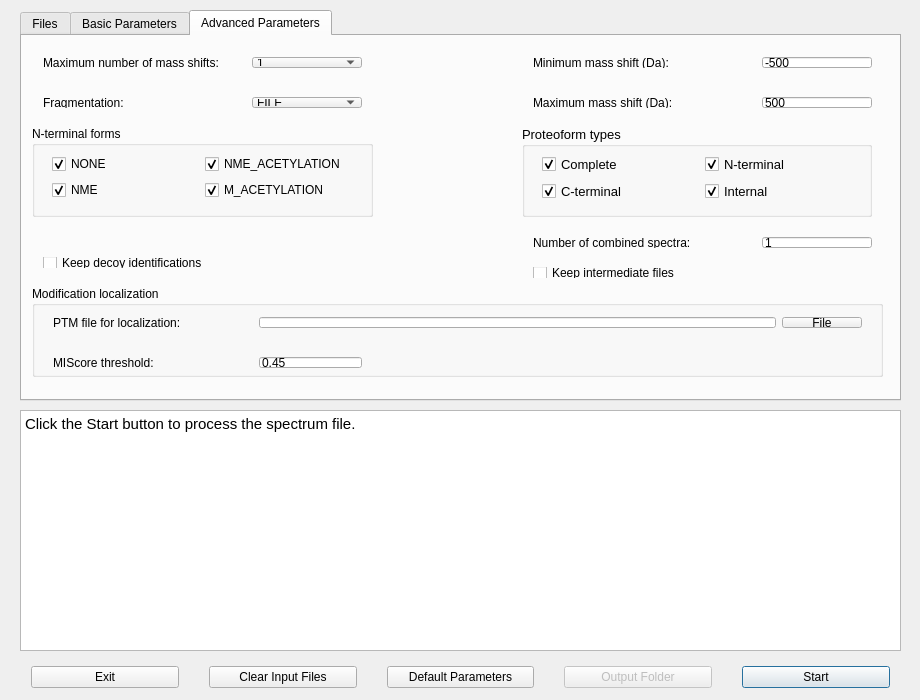
First picture: the form in src/gui/toppic/toppicwindow.ui, repository toppic-suite/toppic-suite, before the edit.
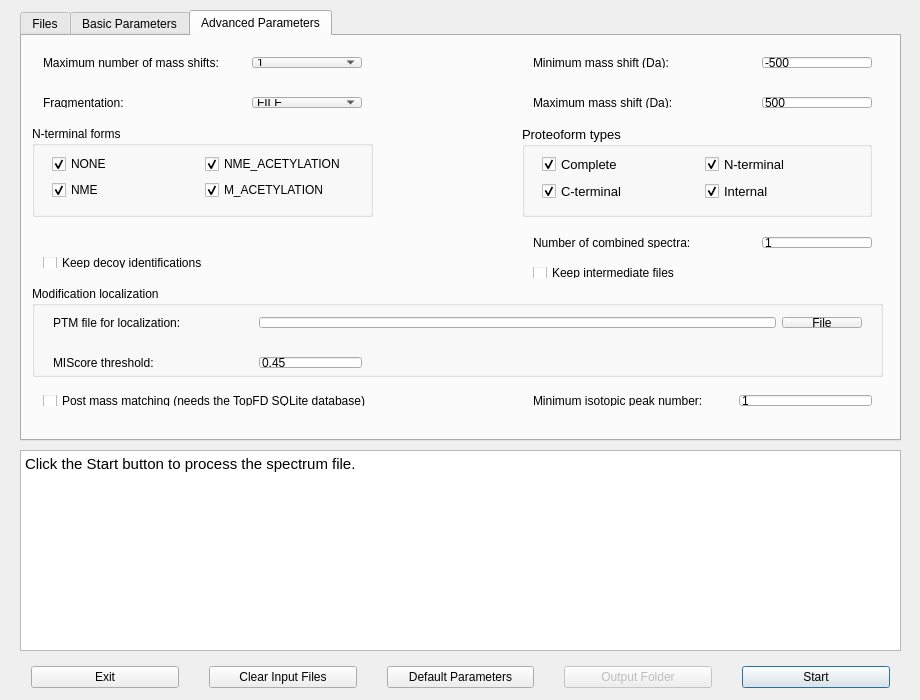
Second picture: the form after the edit. Icons and pictures are not drawn.

Commit message: Add post mass matching to toppic_gui

Patch:
```diff
--- a/src/gui/toppic/toppicwindow.ui
+++ b/src/gui/toppic/toppicwindow.ui
@@ -40,9 +40,9 @@
     <property name="geometry">
      <rect>
       <x>20</x>
-      <y>410</y>
+      <y>450</y>
       <width>881</width>
-      <height>241</height>
+      <height>201</height>
      </rect>
     </property>
     <property name="html">
@@ -136,7 +136,7 @@
       <x>20</x>
       <y>10</y>
       <width>881</width>
-      <height>391</height>
+      <height>431</height>
      </rect>
     </property>
     <property name="currentIndex">
@@ -1266,6 +1266,69 @@
        </item>
       </layout>
      </widget>
+     <widget class="QWidget" name="horizontalLayoutWidget_30">
+      <property name="geometry">
+       <rect>
+        <x>10</x>
+        <y>348</y>
+        <width>451</width>
+        <height>33</height>
+       </rect>
+      </property>
+      <layout class="QHBoxLayout" name="horizontalLayout_30">
+       <item>
+        <widget class="QCheckBox" name="postMassMatchCheckBox">
+         <property name="minimumSize">
+          <size>
+           <width>120</width>
+           <height>0</height>
+          </size>
+         </property>
+         <property name="toolTip">
+          <string>After the search, match the theoretical fragment masses of each PrSM that no deconvoluted mass matched against the centroided MS/MS peaks in the TopFD SQLite database (run TopFD with the SQLite database output enabled), and add the matched masses to the spectra.</string>
+         </property>
+         <property name="text">
+          <string>Post mass matching (needs the TopFD SQLite database)</string>
+         </property>
+        </widget>
+       </item>
+      </layout>
+     </widget>
+     <widget class="QWidget" name="horizontalLayoutWidget_31">
+      <property name="geometry">
+       <rect>
+        <x>500</x>
+        <y>348</y>
+        <width>361</width>
+        <height>33</height>
+       </rect>
+      </property>
+      <layout class="QHBoxLayout" name="horizontalLayout_31">
+       <item>
+        <widget class="QLabel" name="label_30">
+         <property name="minimumSize">
+          <size>
+           <width>200</width>
+           <height>0</height>
+          </size>
+         </property>
+         <property name="text">
+          <string>Minimum isotopic peak number:</string>
+         </property>
+        </widget>
+       </item>
+       <item>
+        <widget class="QLineEdit" name="postMinPeakNumEdit">
+         <property name="toolTip">
+          <string>Minimum number of observed isotopic peaks of a fragment mass matched by the post mass matching.</string>
+         </property>
+         <property name="text">
+          <string>1</string>
+         </property>
+        </widget>
+       </item>
+      </layout>
+     </widget>
      <widget class="QWidget" name="horizontalLayoutWidget_28">
       <property name="geometry">
        <rect>
```
The commit also changes 3 other files.
